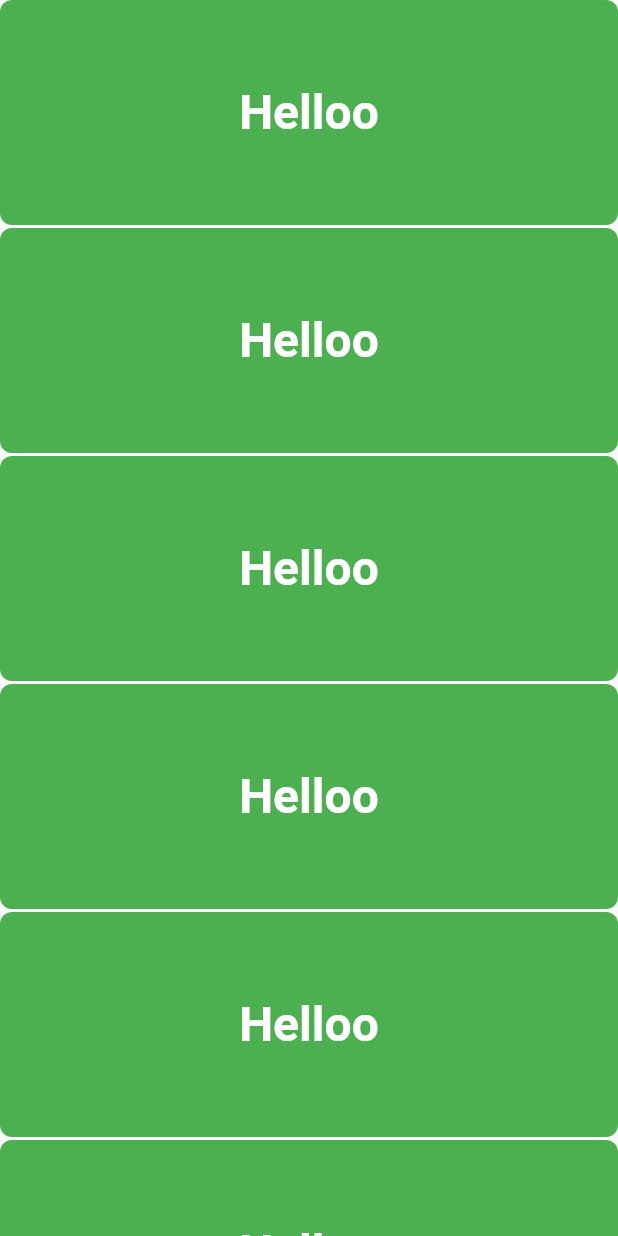
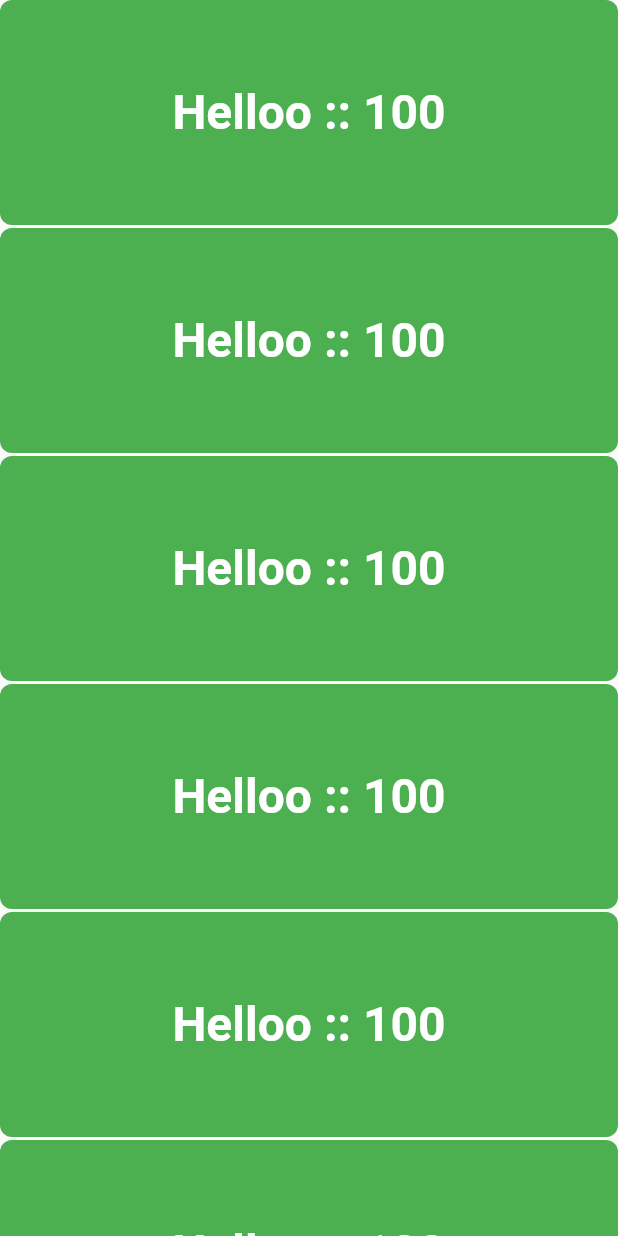
Before and after one commit to kodeflutter/flutter_application_1, a Flutter app: the screen it shows after launch, on a phone screen of 412 x 824 dp. Run offline on Flutter 3.47's test engine with Material 2 defaults, Android fonts, the phone set to English and light mode, and no system bars.

Commit message:
local variable.

```diff
--- a/lib/main.dart
+++ b/lib/main.dart
@@ -23,6 +23,8 @@ class SampleContainer extends StatelessWidget {
 
   @override
   Widget build(BuildContext context) {
+    const count = 100;
+
     return Container(
       height: 150,
       alignment: Alignment.center,
@@ -33,7 +35,7 @@ class SampleContainer extends StatelessWidget {
         borderRadius: BorderRadius.circular(8),
       ),
       child: Text(
-        message,
+        '$message :: $count',
         textDirection: TextDirection.ltr,
         style: TextStyle(
           color: Colors.white,
```
